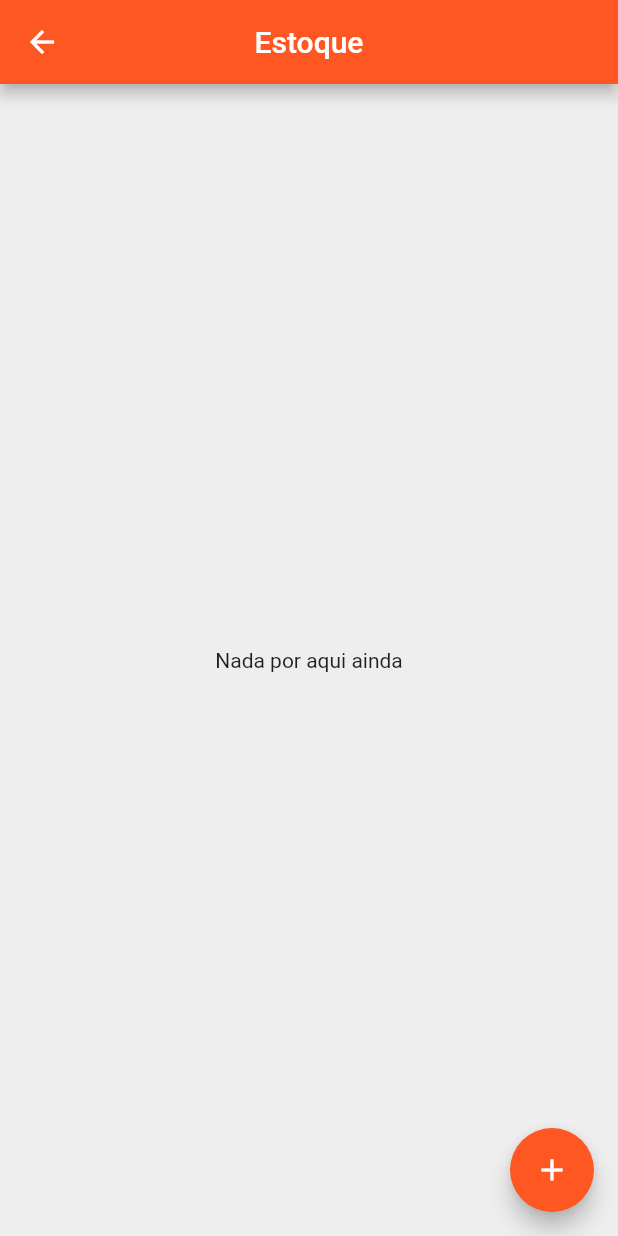
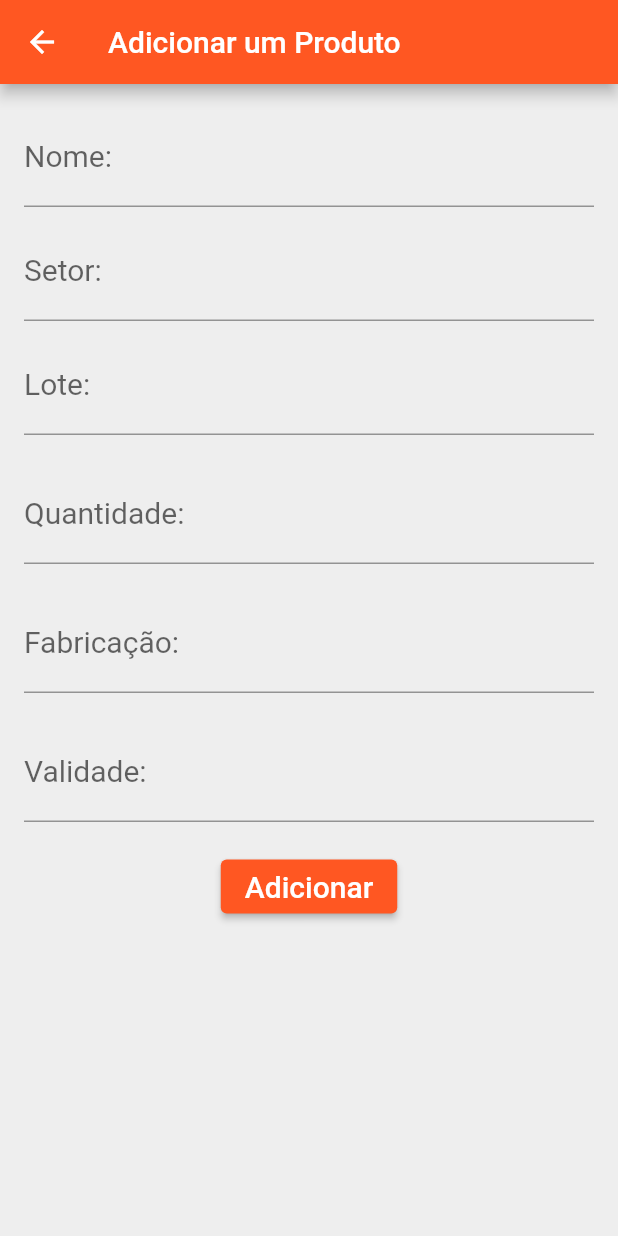
Before and after one commit to viniciuss-mendes/Inventory_management, a Flutter app: the PaginaEstoque screen opened directly, after a tap on the "add" icon, on a phone screen of 412 x 824 dp. Run offline on Flutter 3.47's test engine with Material 2 defaults, Android fonts, the phone set to English and light mode, and no system bars; our stand-ins replace cloud_firestore, firebase_auth, firebase_core, google_fonts, new_gradient_app_bar; accounts and stored records are empty.

```diff
--- a/lib/models/produto.dart
+++ b/lib/models/produto.dart
@@ -1,5 +1,8 @@
 class Produto{
   String nome;
   int quantidade;
+  String setor;
+  int lote;
+  DateTime fabricacao;
   DateTime validade;
 }
--- /dev/null
+++ b/lib/pages/pagina_adicionar_produto.dart
@@ -0,0 +1,194 @@
+import 'dart:convert';
+import 'package:cloud_firestore/cloud_firestore.dart';
+import 'package:flutter/cupertino.dart';
+import 'package:flutter/material.dart';
+import 'package:flutter/services.dart';
+import 'package:http/http.dart' as http;
+
+class pagina_adicionar_produto extends StatefulWidget {
+  @override
+  _pagina_adicionar_produtoState createState() => _pagina_adicionar_produtoState();
+}
+
+class _pagina_adicionar_produtoState extends State<pagina_adicionar_produto> {
+  TextEditingController _controllerNome = TextEditingController();
+  TextEditingController _controllerSetor = TextEditingController();
+  TextEditingController _controllerLote = TextEditingController();
+  TextEditingController _controllerQuantidade = TextEditingController();
+  TextEditingController _controllerFabricacao = TextEditingController();
+  TextEditingController _controllerValidade = TextEditingController();
+  final _formKey = GlobalKey<FormState>();
+
+  @override
+  Widget build(BuildContext context) {
+
+    FirebaseFirestore db = FirebaseFirestore.instance;
+
+    return Scaffold(
+      appBar: AppBar(
+        title: Text("Adicionar um Produto"),
+      ),
+      body: Form(
+        key: _formKey,
+        child: ListView(
+          padding: EdgeInsets.all(16),
+          children: <Widget>[
+
+            TextFormField(
+              style: TextStyle(
+                fontSize: 20,
+                color: Colors.black,
+              ),
+              decoration: InputDecoration(
+                labelText: "Nome:",
+              ),
+              controller: _controllerNome,
+              validator: (String text){
+                if(text.isEmpty){
+                  return "Digite o nome";
+                }
+                return null;
+              },
+            ),
+            SizedBox(height: 10,),
+
+            TextFormField(
+              style: TextStyle(
+                fontSize: 20,
+                color: Colors.black,
+              ),
+              decoration: InputDecoration(
+                labelText: "Setor:",
+              ),
+              controller: _controllerSetor,
+              validator: (String text){
+                if(text.isEmpty){
+                  return "Digite o setor do produto";
+                }
+                return null;
+              },
+            ),
+            SizedBox(height: 10,),
+
+            TextFormField(
+              style: TextStyle(
+                fontSize: 20,
+                color: Colors.black,
+              ),
+              keyboardType: TextInputType.number,
+              inputFormatters: <TextInputFormatter>[
+                FilteringTextInputFormatter.digitsOnly
+              ],
+              decoration: InputDecoration(
+                labelText: "Lote: ",
+              ),
+              controller: _controllerLote,
+              validator: (String text){
+                if(text.isEmpty){
+                  return "Digite o lote do produto ";
+                }
+                return null;
+              },
+            ),
+            SizedBox(height: 20,),
+
+            TextFormField(
+              style: TextStyle(
+                fontSize: 20,
+                color: Colors.black,
+              ),
+              keyboardType: TextInputType.number,
+              inputFormatters: <TextInputFormatter>[
+                FilteringTextInputFormatter.digitsOnly
+              ],
+              decoration: InputDecoration(
+                labelText: "Quantidade: ",
+              ),
+              controller: _controllerQuantidade,
+              validator: (String text){
+                if(text.isEmpty){
+                  return "Digite a quantidade do produto ";
+                }
+                return null;
+              },
+            ),
+            SizedBox(height: 20,),
+
+            TextFormField(
+              style: TextStyle(
+                fontSize: 20,
+                color: Colors.black,
+              ),
+              decoration: InputDecoration(
+                labelText: "Fabricação: ",
+              ),
+              controller: _controllerFabricacao,
+              validator: (String text){
+                if(text.isEmpty){
+                  return "Digite a data de fabricação ";
+                }
+                return null;
+              },
+            ),
+            SizedBox(height: 20,),
+
+            TextFormField(
+              style: TextStyle(
+                fontSize: 20,
+                color: Colors.black,
+              ),
+              decoration: InputDecoration(
+                  labelText: "Validade: ",
+              ),
+              controller: _controllerValidade,
+              validator: (String text){
+                if(text.isEmpty){
+                  return "Digite a data de Validade ";
+                }
+                return null;
+              },
+            ),
+            SizedBox(height: 20,),
+
+            Container(
+              height: 46,
+              child: Row(
+                mainAxisAlignment: MainAxisAlignment.center,
+                children: <Widget>[
+                  ElevatedButton(
+                      child: Text("Adicionar",
+                        style: TextStyle(
+                            fontSize: 20,
+                            color: Colors.white
+                        ),),
+                      onPressed: () {
+                      }
+                  ),
+                ],
+              ),
+            ),
+          ],
+        ),
+      ),
+    );
+  }
+
+  _confirmacao(){
+    return AlertDialog(
+      title: Text("Registro efetuado"),
+      actions: <Widget>[
+        TextButton(
+            onPressed: (){
+              Navigator.pop(context);
+            },
+            child: Text("Ok")
+        ),
+      ],
+    );
+  }
+
+  trataResponse(Map<String, dynamic> ret){
+    return ret["logradouro"]+", "+ret["bairro"]+" - "+ret["localidade"];
+  }
+
+}
--- a/lib/pages/pagina_estoque.dart
+++ b/lib/pages/pagina_estoque.dart
@@ -2,6 +2,7 @@ import 'dart:convert';
 import 'package:flutter/cupertino.dart';
 import 'package:flutter/material.dart';
 import 'package:cloud_firestore/cloud_firestore.dart';
+import 'package:lps_app/pages/pagina_adicionar_produto.dart';
 
 class PaginaEstoque extends StatefulWidget {
   @override
@@ -15,7 +16,6 @@ class _PaginaEstoqueState extends State<PaginaEstoque> {
 
     FirebaseFirestore db = FirebaseFirestore.instance;
     var snap = db.collection("estoque")
-        .where('excluido', isEqualTo: false)
         .snapshots();
 
     return Scaffold(
@@ -26,6 +26,12 @@ class _PaginaEstoqueState extends State<PaginaEstoque> {
         floatingActionButton: FloatingActionButton(
           child: Icon(Icons.add),
           onPressed: (){
+            Navigator.push(
+              context,
+              MaterialPageRoute(
+                  builder: (context) => pagina_adicionar_produto()
+              ),
+            );
           },
         ),
         body: StreamBuilder(
@@ -56,6 +62,69 @@ class _PaginaEstoqueState extends State<PaginaEstoque> {
                     },
                     child: Card(
                       child: Padding(padding: EdgeInsets.all(10.0),
+                        child: Row(
+                          children: <Widget>[
+                            Column(
+                              crossAxisAlignment: CrossAxisAlignment.end,
+                              children: <Widget>[
+                                Text(
+                                  "Nome: ",
+                                  style: TextStyle(fontSize: 12),
+                                ),
+                                Text(
+                                  "Setor: ",
+                                  style: TextStyle(fontSize: 12),
+                                ),
+                                Text(
+                                  "Lote: ",
+                                  style: TextStyle(fontSize: 12),
+                                ),
+                                Text(
+                                  "Quantidade: ",
+                                  style: TextStyle(fontSize: 12),
+                                ),
+                                Text(
+                                  "Fabricação: ",
+                                  style: TextStyle(fontSize: 12),
+                                ),
+                                Text(
+                                  "Validade: ",
+                                  style: TextStyle(fontSize: 12),
+                                ),
+                              ],
+                            ),
+                            Padding(padding: EdgeInsets.only(left: 12)),
+                            Column(
+                              crossAxisAlignment: CrossAxisAlignment.start,
+                              children: <Widget>[
+                                Text(
+                                  item['nome'],
+                                  style: TextStyle(fontSize: 12),
+                                ),
+                                Text(
+                                  item['setor'],
+                                  style: TextStyle(fontSize: 12),
+                                ),
+                                Text(
+                                  item['lote'].toString(),
+                                  style: TextStyle(fontSize: 12),
+                                ),
+                                Text(
+                                  item['quantidade'].toString(),
+                                  style: TextStyle(fontSize: 12),
+                                ),
+                                Text(
+                                  item['fabricacao'].toDate().toString(),
+                                  style: TextStyle(fontSize: 12),
+                                ),
+                                Text(
+                                  item['validade'].toDate().toString(),
+                                  style: TextStyle(fontSize: 12),
+                                ),
+                              ],
+                            ),
+                          ],
+                        ),
                       ),
                     ),
                   );
--- a/lib/pages/pagina_user.dart
+++ b/lib/pages/pagina_user.dart
@@ -15,8 +15,8 @@ class _PaginaUserState extends State<PaginaUser> {
   Widget build(BuildContext context) {
 
     CollectionReference users = FirebaseFirestore.instance.collection('users');
-    bool value1 = false;
-    bool value2 = true;
+    bool value1 = true;
+    bool value2 = false;
 
 
     return FutureBuilder<DocumentSnapshot>(
```
